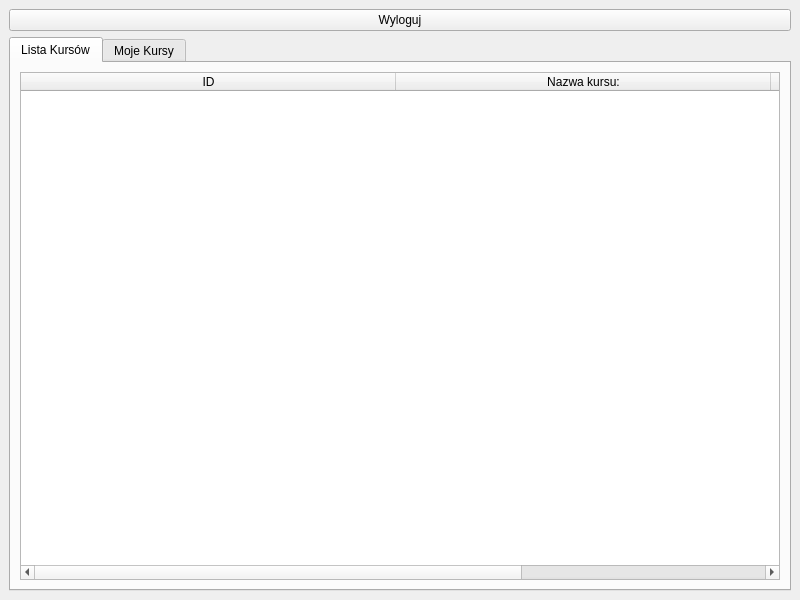
Qt form studentwindow.ui (pturzynski/MenedzerKursow) before a commit.
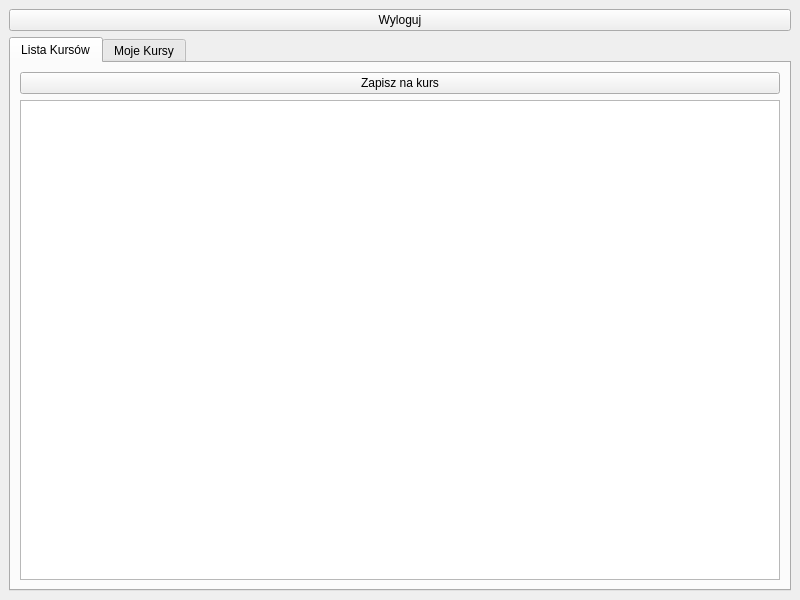
The same form after that commit.

Patch:
```diff
--- a/studentwindow.ui
+++ b/studentwindow.ui
@@ -38,29 +38,28 @@
         <string>Lista Kursów</string>
        </attribute>
        <layout class="QVBoxLayout" name="verticalLayout_2">
+        <item>
+         <layout class="QHBoxLayout" name="horizontalLayout">
+          <item>
+           <widget class="QPushButton" name="zapiszKursButton">
+            <property name="text">
+             <string>Zapisz na kurs</string>
+            </property>
+           </widget>
+          </item>
+         </layout>
+        </item>
         <item>
          <widget class="QTableWidget" name="listaKursowTableWidget">
           <attribute name="horizontalHeaderCascadingSectionResizes">
            <bool>true</bool>
           </attribute>
           <attribute name="horizontalHeaderDefaultSectionSize">
-           <number>375</number>
+           <number>250</number>
           </attribute>
-          <column>
-           <property name="text">
-            <string>ID</string>
-           </property>
-          </column>
-          <column>
-           <property name="text">
-            <string>Nazwa kursu:</string>
-           </property>
-          </column>
-          <column>
-           <property name="text">
-            <string>Opis:</string>
-           </property>
-          </column>
+          <attribute name="verticalHeaderVisible">
+           <bool>false</bool>
+          </attribute>
          </widget>
         </item>
        </layout>
```
Left out of the diff: 8 changed lines with no effect on the pictures.
